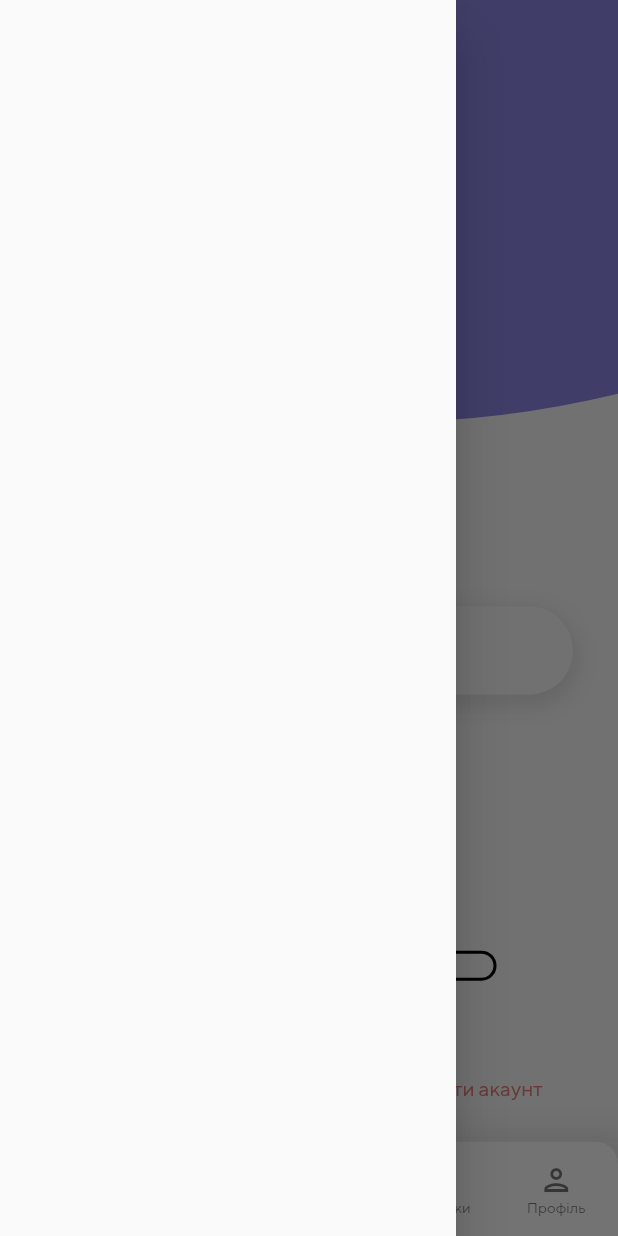
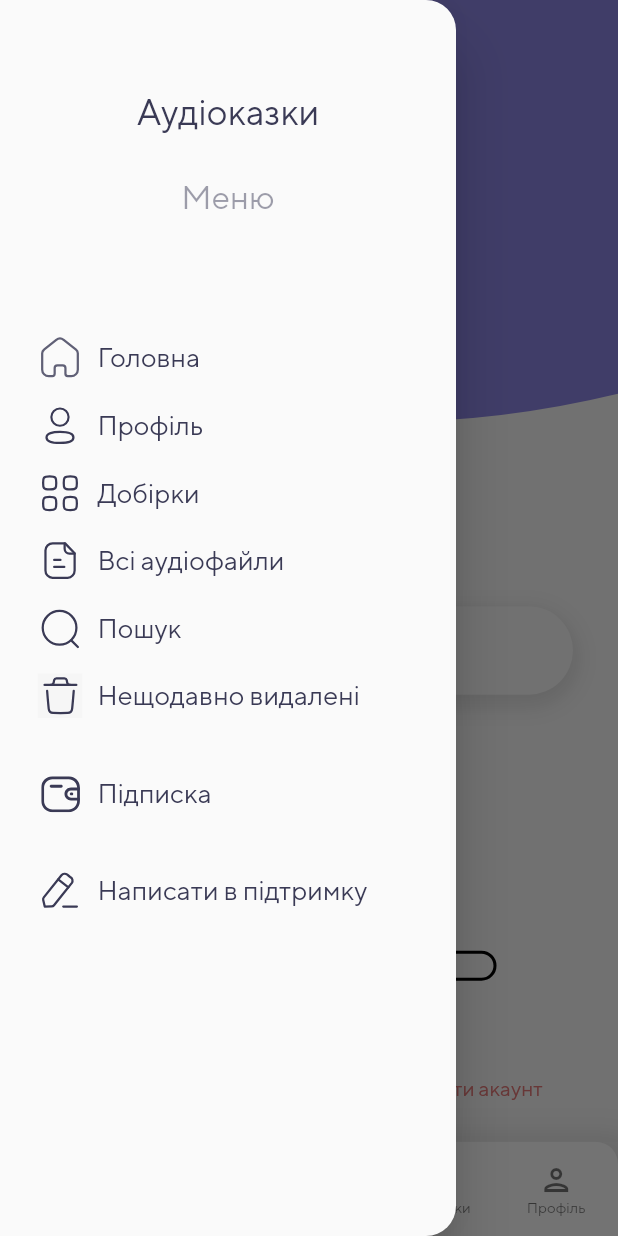
Before and after one commit to OleksaMaltsev/AudioStories, a Flutter app: the ProfileScreen screen opened by its route, with the side drawer open, on a phone screen of 412 x 824 dp. Run offline on Flutter 3.47's test engine with Material 2 defaults, Android fonts, the light colour scheme and no system bars; our stand-ins replace audioplayers, bloc, flutter_bloc, flutter_svg, permission_handler; missing offline and left inert: flutter_sound.

Commit message:
subscription screen

```diff
--- /dev/null
+++ b/lib/constants/icons.dart
@@ -0,0 +1,13 @@
+class AppIcons {
+  AppIcons._();
+  static const path = 'assets/icons';
+  static const String home = '$path/Home.svg';
+  static const String category = '$path/Category.svg';
+  static const String delete = '$path/Delete.svg';
+  static const String edit = '$path/Edit.svg';
+  static const String paper = '$path/Paper.svg';
+  static const String profile = '$path/Profile.svg';
+  static const String search = '$path/Search.svg';
+  static const String wallet = '$path/Wallet.svg';
+  static const String tickSquare = '$path/TickSquare.svg';
+}
--- /dev/null
+++ b/lib/providers/change_choose_provider.dart
@@ -0,0 +1,13 @@
+import 'package:flutter/material.dart';
+
+class ChangeChooseProvider extends ChangeNotifier {
+  List<bool> chooses = [true, false];
+
+  void changeChoose(int index) {
+    for (int i = 0; i < chooses.length; i++) {
+      chooses[i] = false;
+    }
+    chooses[index] = true;
+    notifyListeners();
+  }
+}
--- a/lib/routes/routes.dart
+++ b/lib/routes/routes.dart
@@ -6,6 +6,7 @@ import 'package:audio_stories/screens/login/sign_up_thanks.dart';
 import 'package:audio_stories/screens/login/welcome.dart';
 import 'package:audio_stories/screens/main_screen.dart';
 import 'package:audio_stories/screens/profile/profile.dart';
+import 'package:audio_stories/screens/profile/subscription.dart';
 import 'package:audio_stories/screens/splash/splash.dart';
 import 'package:flutter/material.dart';
 
@@ -50,6 +51,9 @@ class AppRouter {
       case ProfileScreen.routeName:
         builder = (_) => const ProfileScreen();
         break;
+      case SubscriptionScreen.routeName:
+        builder = (_) => const SubscriptionScreen();
+        break;
       default:
         throw Exception('Invalid route: ${settings.name}');
     }
--- a/lib/screens/profile/profile.dart
+++ b/lib/screens/profile/profile.dart
@@ -1,9 +1,13 @@
 import 'package:audio_stories/constants/colors.dart';
 import 'package:audio_stories/screens/login/widgets/phone_input_formatter_widget.dart';
+import 'package:audio_stories/screens/main_screen.dart';
+import 'package:audio_stories/screens/profile/subscription.dart';
 import 'package:audio_stories/thems/main_thame.dart';
 import 'package:audio_stories/widgets/background/background_purple_widget.dart';
 import 'package:audio_stories/widgets/bottom_nav_bar/bottom_nav_bar_widget.dart';
+import 'package:audio_stories/widgets/custom_drawer.dart';
 import 'package:flutter/material.dart';
+import 'package:flutter_svg/flutter_svg.dart';
 
 class ProfileScreen extends StatelessWidget {
   const ProfileScreen({super.key});
@@ -21,45 +25,9 @@ class ProfileScreen extends StatelessWidget {
           child: Column(
             mainAxisAlignment: MainAxisAlignment.spaceAround,
             children: [
-              Row(
-                crossAxisAlignment: CrossAxisAlignment.start,
-                children: [
-                  Expanded(
-                    flex: 1,
-                    child: Builder(
-                      builder: (context) => IconButton(
-                        onPressed: () => Scaffold.of(context).openDrawer(),
-                        icon: const Icon(
-                          Icons.menu_rounded,
-                          color: ColorsApp.colorWhite,
-                          size: 35,
-                        ),
-                      ),
-                    ),
-                  ),
-                  Expanded(
-                    flex: 3,
-                    child: Column(
-                      children: [
-                        Text(
-                          'Профіль',
-                          style: mainTheme.textTheme.titleMedium,
-                        ),
-                        const SizedBox(height: 2),
-                        Text(
-                          'Твоя частинка',
-                          style: mainTheme.textTheme.labelMedium?.copyWith(
-                            color: ColorsApp.colorWhite,
-                          ),
-                        ),
-                      ],
-                    ),
-                  ),
-                  Expanded(
-                    flex: 1,
-                    child: Container(),
-                  ),
-                ],
+              const CustomAppBar(
+                title: 'Профіль',
+                subTitle: 'Твоя частинка',
               ),
               ClipRRect(
                 borderRadius: BorderRadius.circular(10),
@@ -105,7 +73,12 @@ class ProfileScreen extends StatelessWidget {
                     Text('Редагувати', style: mainTheme.textTheme.labelSmall),
               ),
               TextButton(
-                onPressed: () {},
+                onPressed: () {
+                  Navigator.pushNamed(
+                    context,
+                    SubscriptionScreen.routeName,
+                  );
+                },
                 child: Text(
                   'Підписка',
                   style: mainTheme.textTheme.labelSmall
@@ -166,8 +139,62 @@ class ProfileScreen extends StatelessWidget {
           ),
         ),
       ),
-      drawer: Drawer(),
+      drawer: const CustomDrawer(),
       bottomNavigationBar: const BottomNavBarWidget(recordItem: false),
     );
   }
 }
+
+class CustomAppBar extends StatelessWidget {
+  final String title;
+  final String subTitle;
+  const CustomAppBar({
+    required this.title,
+    required this.subTitle,
+    super.key,
+  });
+
+  @override
+  Widget build(BuildContext context) {
+    return Row(
+      crossAxisAlignment: CrossAxisAlignment.start,
+      children: [
+        Expanded(
+          flex: 1,
+          child: Builder(
+            builder: (context) => IconButton(
+              onPressed: () => Scaffold.of(context).openDrawer(),
+              icon: const Icon(
+                Icons.menu_rounded,
+                color: ColorsApp.colorWhite,
+                size: 35,
+              ),
+            ),
+          ),
+        ),
+        Expanded(
+          flex: 3,
+          child: Column(
+            children: [
+              Text(
+                title,
+                style: mainTheme.textTheme.titleMedium,
+              ),
+              const SizedBox(height: 2),
+              Text(
+                subTitle,
+                style: mainTheme.textTheme.labelMedium?.copyWith(
+                  color: ColorsApp.colorWhite,
+                ),
+              ),
+            ],
+          ),
+        ),
+        Expanded(
+          flex: 1,
+          child: Container(),
+        ),
+      ],
+    );
+  }
+}
--- a/lib/widgets/bottom_nav_bar/bottom_nav_bar_widget.dart
+++ b/lib/widgets/bottom_nav_bar/bottom_nav_bar_widget.dart
@@ -1,4 +1,5 @@
 import 'package:audio_stories/constants/colors.dart';
+import 'package:audio_stories/constants/icons.dart';
 import 'package:audio_stories/screens/audio/record.dart';
 import 'package:audio_stories/screens/main_screen.dart';
 import 'package:audio_stories/screens/profile/profile.dart';
@@ -76,8 +77,11 @@ class BottomNavBarWidget extends StatelessWidget {
             }
           },
           items: [
-            const BottomNavigationBarItem(
-              icon: Icon(Icons.home_filled),
+            BottomNavigationBarItem(
+              icon: SvgPicture.asset(
+                AppIcons.home,
+              ),
+              //icon: Icon(Icons.home_filled),
               label: 'Головна',
             ),
             const BottomNavigationBarItem(
--- /dev/null
+++ b/lib/widgets/custom_drawer.dart
@@ -0,0 +1,144 @@
+import 'package:audio_stories/constants/colors.dart';
+import 'package:audio_stories/constants/icons.dart';
+import 'package:audio_stories/screens/main_screen.dart';
+import 'package:audio_stories/screens/profile/profile.dart';
+import 'package:audio_stories/screens/profile/subscription.dart';
+import 'package:audio_stories/thems/main_thame.dart';
+import 'package:flutter/material.dart';
+import 'package:flutter_svg/flutter_svg.dart';
+
+class CustomDrawer extends StatelessWidget {
+  const CustomDrawer({
+    super.key,
+  });
+
+  @override
+  Widget build(BuildContext context) {
+    return Drawer(
+      shape: const RoundedRectangleBorder(
+        borderRadius: BorderRadius.only(
+          topRight: Radius.circular(20),
+          bottomRight: Radius.circular(20),
+        ),
+      ),
+      child: Container(
+        padding: const EdgeInsets.only(top: 60),
+        child: Column(
+          children: [
+            // title
+            Expanded(
+              flex: 1,
+              child: Column(
+                children: [
+                  Text(
+                    'Аудіоказки',
+                    style: mainTheme.textTheme.labelLarge,
+                  ),
+                  const SizedBox(height: 30),
+                  Text(
+                    'Меню',
+                    style: mainTheme.textTheme.labelLarge?.copyWith(
+                      fontSize: 22,
+                      color: ColorsApp.colorLightOpacityDark,
+                    ),
+                  ),
+                ],
+              ),
+            ),
+            Expanded(
+              flex: 4,
+              child: ListView(
+                children: const [
+                  CustomListTile(
+                    title: 'Головна',
+                    icon: AppIcons.home,
+                    routePath: MainScreen.routeName,
+                  ),
+                  CustomListTile(
+                    title: 'Профіль',
+                    icon: AppIcons.profile,
+                    routePath: ProfileScreen.routeName,
+                  ),
+                  CustomListTile(
+                    title: 'Добірки',
+                    icon: AppIcons.category,
+                    routePath: ProfileScreen.routeName,
+                  ),
+                  CustomListTile(
+                    title: 'Всі аудіофайли',
+                    icon: AppIcons.paper,
+                    routePath: ProfileScreen.routeName,
+                  ),
+                  CustomListTile(
+                    title: 'Пошук',
+                    icon: AppIcons.search,
+                    routePath: ProfileScreen.routeName,
+                  ),
+                  CustomListTile(
+                    title: 'Нещодавно видалені',
+                    icon: AppIcons.delete,
+                    routePath: ProfileScreen.routeName,
+                  ),
+                  SizedBox(height: 20),
+                  CustomListTile(
+                    title: 'Підписка',
+                    icon: AppIcons.wallet,
+                    routePath: SubscriptionScreen.routeName,
+                  ),
+                  SizedBox(height: 20),
+                  CustomListTile(
+                    title: 'Написати в підтримку',
+                    icon: AppIcons.edit,
+                    routePath: ProfileScreen.routeName,
+                  ),
+                ],
+              ),
+            )
+          ],
+        ),
+      ),
+    );
+  }
+}
+
+class CustomListTile extends StatelessWidget {
+  final String title;
+  final String icon;
+  final String routePath;
+  const CustomListTile({
+    required this.title,
+    required this.icon,
+    required this.routePath,
+    super.key,
+  });
+
+  @override
+  Widget build(BuildContext context) {
+    return Container(
+      padding: const EdgeInsets.fromLTRB(25, 10, 0, 5),
+      child: InkWell(
+        onTap: () {
+          Navigator.pushNamed(
+            context,
+            routePath,
+          );
+        },
+        child: Row(
+          children: [
+            SvgPicture.asset(
+              icon,
+              width: 30,
+            ),
+            const SizedBox(width: 10),
+            Text(
+              title,
+              style: mainTheme.textTheme.labelMedium?.copyWith(
+                fontSize: 18,
+              ),
+            ),
+          ],
+        ),
+      ),
+    );
+  }
+}
--- a/pubspec.yaml
+++ b/pubspec.yaml
@@ -35,12 +35,13 @@ dependencies:
   # The following adds the Cupertino Icons font to your application.
   # Use with the CupertinoIcons class for iOS style icons.
   cupertino_icons: ^1.0.2
-  flutter_svg: ^2.0.5
+  flutter_svg: ^1.1.6
   audioplayers: ^4.0.1
   flutter_sound: ^9.1.9
   permission_handler: ^10.2.0
   path_provider: ^2.0.15
   flutter_bloc: ^8.1.3
+  provider: ^6.0.5
 
 dev_dependencies:
   flutter_test:
```
Also changed, not shown: lib/main.dart (+15 -8 lines), lib/screens/profile/subscription.dart (added, +168 -0 lines), assets/icons/Category.svg (added), assets/icons/Delete.svg (added), assets/icons/Edit.svg (added), assets/icons/Home.svg (added), assets/icons/Paper.svg (added), assets/icons/Profile.svg (added), assets/icons/Search.svg (added), assets/icons/TickSquare.svg (added), assets/icons/Wallet.svg (added), pubspec.lock.
